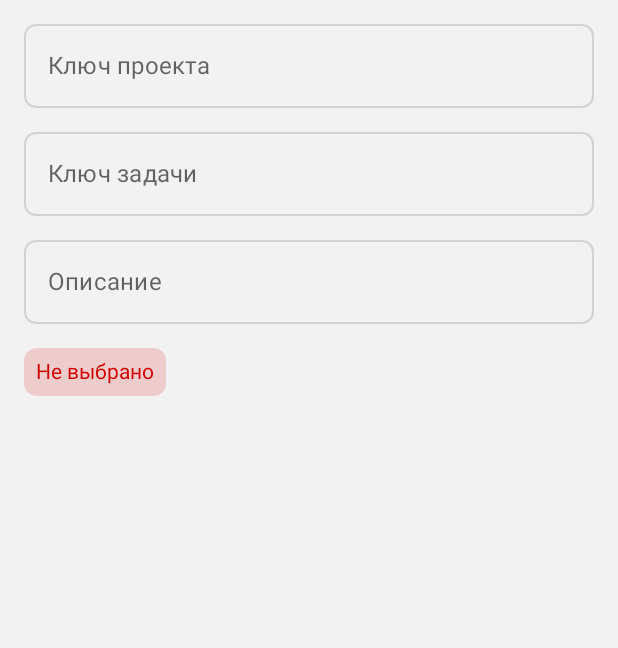
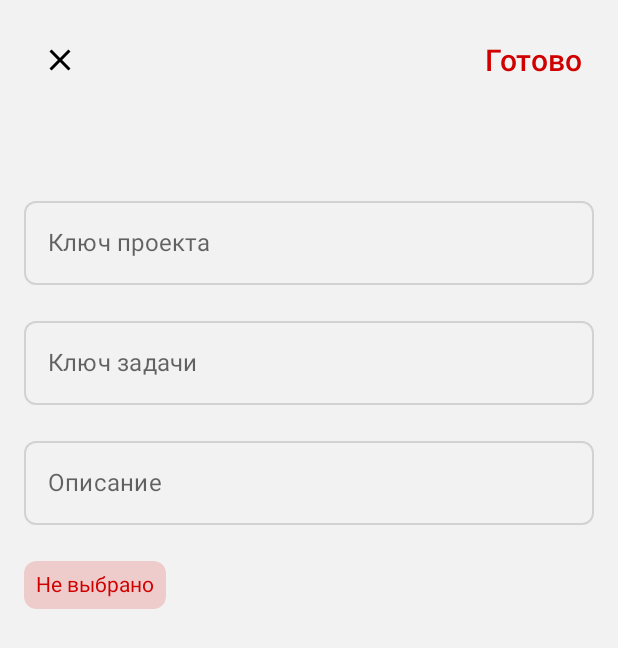
Before and after one commit to Modnica12/Compose-DTracker, an Android app built with Jetpack Compose: the composable TrackerDetailsView called with empty values, on a phone screen of 412 x 824 dp. Shown: the top 648 px of the screen. Run offline under Robolectric (Android 15) with nearby library versions, the phone set to English and light mode, and no system bars.

Commit message:
add buttons close and create, refactor PopUp, add DropDownMenu

```diff
--- /dev/null
+++ b/common/core-ui/src/commonMain/kotlin/components/DropDownMenu.kt
@@ -0,0 +1,60 @@
+package components
+
+import androidx.compose.foundation.background
+import androidx.compose.foundation.clickable
+import androidx.compose.foundation.interaction.MutableInteractionSource
+import androidx.compose.foundation.layout.Spacer
+import androidx.compose.foundation.layout.fillMaxWidth
+import androidx.compose.foundation.layout.height
+import androidx.compose.foundation.layout.padding
+import androidx.compose.foundation.lazy.LazyColumn
+import androidx.compose.foundation.lazy.LazyListScope
+import androidx.compose.material.Text
+import androidx.compose.material.ripple.rememberRipple
+import androidx.compose.runtime.Composable
+import androidx.compose.runtime.remember
+import androidx.compose.ui.Modifier
+import androidx.compose.ui.unit.dp
+import theme.Theme
+import theme.Theme.colors
+import theme.Theme.dimens
+
+@Composable
+fun DropDownMenu(
+    modifier: Modifier = Modifier,
+    expanded: Boolean,
+    onDismissRequest: () -> Unit,
+    content: LazyListScope.() -> Unit
+) {
+    PopUp(expanded = expanded, onDismissRequest = onDismissRequest) {
+        LazyColumn(
+            modifier = modifier
+                .height(120.dp)
+                .background(
+                    color = Theme.colors.primaryBackground,
+                    shape = Theme.shapes.roundedDefault
+                ),
+        ) {
+            item {
+                Spacer(modifier = Modifier.height(dimens.normal))
+            }
+            content()
+        }
+    }
+}
+
+@Composable
+fun DropDownMenuItem(
+    text: String,
+    onClick: () -> Unit
+) {
+    val interactionSource = remember { MutableInteractionSource() }
+    val indication = rememberRipple(color = colors.primaryContainerBackground)
+    Text(
+        modifier = Modifier
+            .fillMaxWidth()
+            .clickable(interactionSource = interactionSource, indication = indication) { onClick() }
+            .padding(vertical = dimens.default, horizontal = dimens.normal),
+        text = text
+    )
+}
--- a/common/core-ui/src/commonMain/kotlin/components/PopUp.kt
+++ b/common/core-ui/src/commonMain/kotlin/components/PopUp.kt
@@ -1,6 +1,5 @@
 package components
 
-import androidx.compose.animation.AnimatedVisibility
 import androidx.compose.animation.core.MutableTransitionState
 import androidx.compose.runtime.Composable
 import androidx.compose.runtime.mutableStateOf
@@ -23,17 +22,16 @@ import kotlin.math.min
  * Copied from DropdownMenu()
  */
 @Composable
-fun PopUp(
+internal fun PopUp(
     expanded: Boolean,
     offset: DpOffset = DpOffset(0.dp, 0.dp),
-    focusable: Boolean = true,
     onDismissRequest: () -> Unit,
     content: @Composable () -> Unit
 ) {
     val expandedStates = remember { MutableTransitionState(false) }
     expandedStates.targetState = expanded
 
-    AnimatedVisibility(visible = expandedStates.currentState || expandedStates.targetState) {
+    if(expandedStates.currentState || expandedStates.targetState) {
         val transformOriginState = remember { mutableStateOf(TransformOrigin.Center) }
         val density = LocalDensity.current
         val popupPositionProvider = DropdownMenuPositionProvider(
@@ -45,7 +43,6 @@ fun PopUp(
         Popup(
             popupPositionProvider = popupPositionProvider,
             onDismissRequest = onDismissRequest,
-//            focusable = focusable,
             content = content
         )
     }
--- a/feature/tracker/presentation/src/commonMain/kotlin/details/model/TrackerDetailsAction.kt
+++ b/feature/tracker/presentation/src/commonMain/kotlin/details/model/TrackerDetailsAction.kt
@@ -1,4 +1,6 @@
 package details.model
 
 sealed interface TrackerDetailsAction {
+
+    object NavigateBack: TrackerDetailsAction
 }
--- a/feature/tracker/presentation/src/commonMain/kotlin/details/model/TrackerDetailsEvent.kt
+++ b/feature/tracker/presentation/src/commonMain/kotlin/details/model/TrackerDetailsEvent.kt
@@ -16,7 +16,11 @@ sealed interface TrackerDetailsEvent {
 
     data class DescriptionSelected(val value: String) : TrackerDetailsEvent
 
-    object ActivityClicked: TrackerDetailsEvent
+    object SelectActivityClicked: TrackerDetailsEvent
 
     data class ActivitySelected(val id: Int) : TrackerDetailsEvent
+
+    object CloseClicked: TrackerDetailsEvent
+
+    object CreateClicked: TrackerDetailsEvent
 }
--- a/feature/tracker/presentation/src/commonMain/kotlin/details/view/TrackerDetailsView.kt
+++ b/feature/tracker/presentation/src/commonMain/kotlin/details/view/TrackerDetailsView.kt
@@ -2,34 +2,43 @@ package details.view
 
 import androidx.compose.animation.AnimatedVisibility
 import androidx.compose.foundation.background
-import androidx.compose.foundation.clickable
 import androidx.compose.foundation.layout.Column
+import androidx.compose.foundation.layout.Row
 import androidx.compose.foundation.layout.Spacer
 import androidx.compose.foundation.layout.fillMaxSize
 import androidx.compose.foundation.layout.fillMaxWidth
 import androidx.compose.foundation.layout.height
 import androidx.compose.foundation.layout.padding
 import androidx.compose.foundation.layout.width
-import androidx.compose.foundation.lazy.LazyColumn
 import androidx.compose.foundation.lazy.items
+import androidx.compose.material.Icon
+import androidx.compose.material.IconButton
 import androidx.compose.material.Text
+import androidx.compose.material.TextButton
+import androidx.compose.material.icons.Icons
+import androidx.compose.material.icons.filled.Close
 import androidx.compose.runtime.Composable
 import androidx.compose.runtime.mutableStateOf
 import androidx.compose.runtime.remember
+import androidx.compose.ui.Alignment
 import androidx.compose.ui.Modifier
 import androidx.compose.ui.focus.onFocusChanged
+import androidx.compose.ui.geometry.Size
+import androidx.compose.ui.layout.onGloballyPositioned
+import androidx.compose.ui.platform.LocalDensity
 import androidx.compose.ui.platform.LocalFocusManager
 import androidx.compose.ui.text.TextStyle
 import androidx.compose.ui.unit.dp
+import androidx.compose.ui.unit.toSize
 import components.ClickableTag
+import components.DropDownMenu
+import components.DropDownMenuItem
 import components.FullWidthTextField
-import components.PopUp
 import model.TrackerActivity
 import model.TrackerProject
 import model.TrackerTaskHint
 import theme.Theme.colors
 import theme.Theme.dimens
-import theme.Theme.shapes
 import theme.Theme.typography
 
 @Composable
@@ -39,6 +48,7 @@ fun TrackerDetailsView(
     task: String,
     description: String,
     start: String,
+    duration: String,
     projectsSuggestions: List<TrackerProject>,
     taskSuggestions: List<TrackerTaskHint>,
     descriptionSuggestions: List<String>,
@@ -52,13 +62,31 @@ fun TrackerDetailsView(
     onDescriptionSelect: (String) -> Unit,
     onActivityClick: () -> Unit,
     onActivitySelect: (Int) -> Unit,
+    onCloseClick: () -> Unit,
+    onCreateClick: () -> Unit,
 ) {
     Column(
         modifier = Modifier
-            .fillMaxSize()
             .background(color = colors.primaryContainerBackground)
             .padding(all = dimens.medium)
+            .fillMaxSize()
     ) {
+        Row(modifier = Modifier.fillMaxWidth(), verticalAlignment = Alignment.CenterVertically) {
+            IconButton(onClick = onCloseClick) {
+                Icon(imageVector = Icons.Default.Close, contentDescription = null)
+            }
+            Spacer(modifier = Modifier.weight(1f))
+            TextButton(onClick = onCreateClick) {
+                Text("Готово", style = typography.headerNormal, color = colors.accent)
+            }
+        }
+        Spacer(modifier = Modifier.height(dimens.medium))
+        Text(
+            text = duration,
+            style = typography.headerLarge,
+            color = colors.onPrimaryContainerText
+        )
+        Spacer(modifier = Modifier.height(dimens.medium))
         TextFieldWithSuggestions(
             value = project,
             suggestions = projectsSuggestions,
@@ -116,40 +144,43 @@ fun <T> TextFieldWithSuggestions(
 ) {
     val isFocused = remember { mutableStateOf(false) }
     val focusManager = LocalFocusManager.current
+    val textFieldSize = remember { mutableStateOf(Size.Zero) }
     Column(modifier = modifier) {
         FullWidthTextField(
-            modifier = Modifier.onFocusChanged { isFocused.value = it.isFocused },
+            modifier = Modifier
+                .onGloballyPositioned { coordinates ->
+                    //This value is used to assign to the DropDown the same width
+                    textFieldSize.value = coordinates.size.toSize()
+                }
+                .onFocusChanged { isFocused.value = it.isFocused }
+            ,
             value = value,
             textStyle = textStyle,
             placeholder = placeholder,
             onValueChange = onValueChange
         )
-        PopUp(
+        Spacer(modifier = Modifier.height(dimens.default))
+        DropDownMenu(
+            modifier = Modifier.width(
+                with(LocalDensity.current) {
+                    textFieldSize.value.width.toDp()
+                }
+            ),
             expanded = isFocused.value,
             onDismissRequest = {
                 isFocused.value = false
                 focusManager.clearFocus()
             }
         ) {
-            LazyColumn(
-                modifier = Modifier
-                    .fillMaxWidth()
-                    .height(120.dp)
-                    .padding(all = dimens.medium)
-                    .background(color = colors.primaryBackground, shape = shapes.roundedDefault)
-                    .padding(all = dimens.normal),
-            ) {
             items(items = suggestions) { suggestion ->
-                    Text(
-                        modifier = Modifier.clickable {
+                DropDownMenuItem(
+                    text = suggestion.formatSuggestion(),
+                    onClick = {
                         onSelect(suggestion)
                         isFocused.value = false
                         focusManager.clearFocus()
-                        },
-                        text = suggestion.formatSuggestion()
+                    }
                 )
-                    Spacer(modifier = Modifier.height(dimens.default))
-                }
             }
         }
     }
@@ -163,6 +194,7 @@ private fun ActivitySelector(
     onSelect: (Int) -> Unit
 ) {
     val activityPopupExpanded = remember { mutableStateOf(false) }
+    Column(modifier = Modifier.fillMaxWidth()) {
         ClickableTag(
             text = activity ?: "Не выбрано",
             onClick = {
@@ -170,29 +202,20 @@ private fun ActivitySelector(
                 onClick()
             }
         )
-    PopUp(
+        Spacer(modifier = Modifier.height(dimens.default))
+        DropDownMenu(
+            modifier = Modifier.width(240.dp),
             expanded = activityPopupExpanded.value,
             onDismissRequest = { activityPopupExpanded.value = false }
         ) {
-        LazyColumn(
-            modifier = Modifier
-                .width(240.dp)
-                .height(120.dp)
-                .padding(top = dimens.medium)
-                .background(color = colors.primaryBackground, shape = shapes.roundedDefault)
-                .padding(all = dimens.normal),
-        ) {
-            items(
-                items = activitiesList
-            ) {activity ->
-                Text(
-                    modifier = Modifier.clickable {
+            items(items = activitiesList) { activity ->
+                DropDownMenuItem(
+                    text = activity.name,
+                    onClick = {
                         activityPopupExpanded.value = false
                         onSelect(activity.id)
-                    },
-                    text = activity.name
+                    }
                 )
-                Spacer(modifier = Modifier.height(dimens.default))
             }
         }
     }
```
Also changed, not shown: feature/tracker/presentation/src/commonMain/kotlin/details/TrackerDetailsScreen.kt (+28 -2 lines), feature/tracker/presentation/src/commonMain/kotlin/details/TrackerDetailsViewModel.kt (+12 -2 lines). Lines whose indentation alone changed are shown as unchanged.
